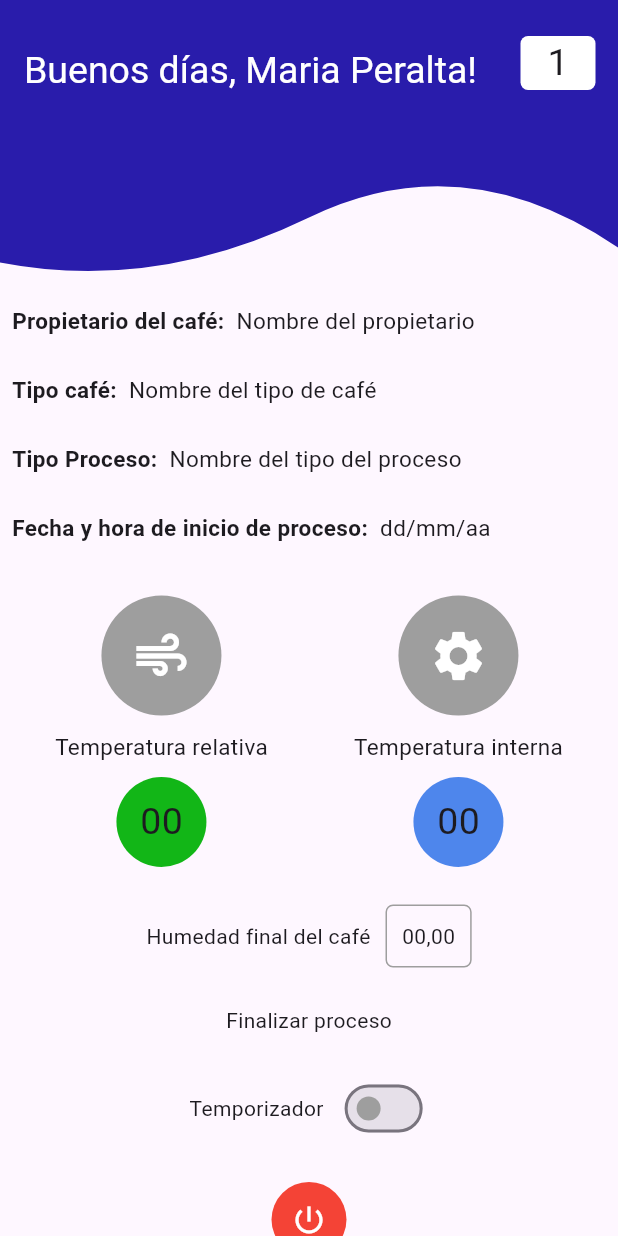
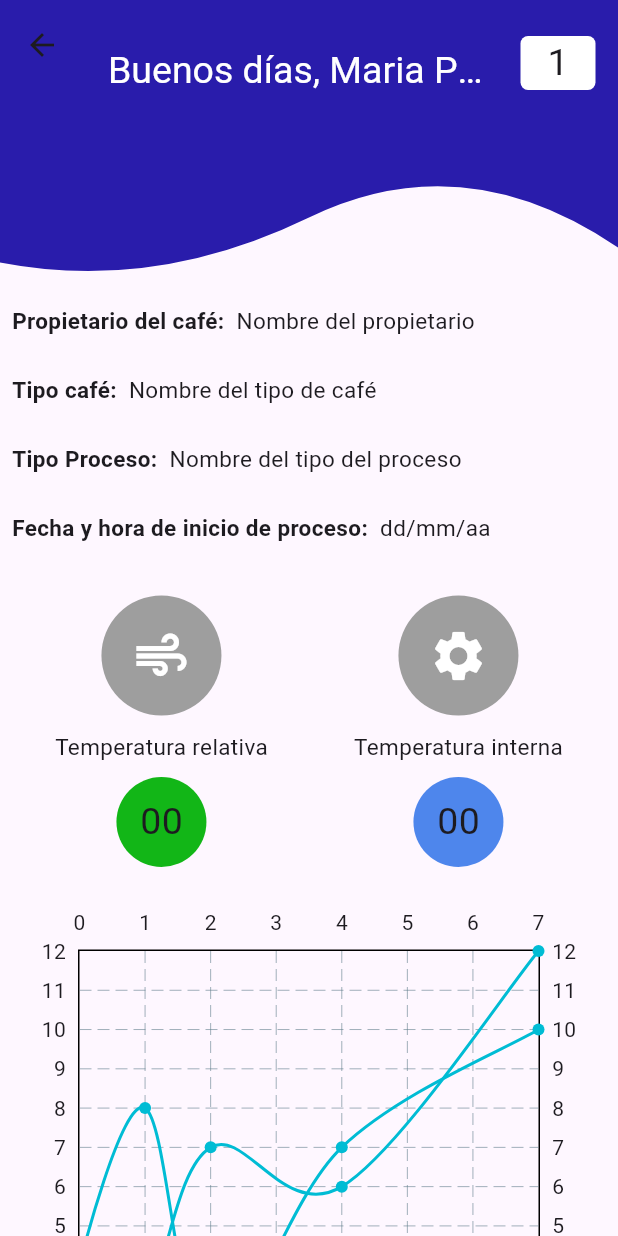
Before and after one commit to ChexTP/appMovilCoffe, a Flutter app: the InformeMaquinaScreen screen opened directly, on a phone screen of 412 x 824 dp. Run offline on Flutter 3.47's test engine with Material 3 defaults, Android fonts, the phone set to English and light mode, and no system bars; drawn by our look-alikes of fl_chart; our stand-ins replace curved_navigation_bar.

```diff
--- a/analysis_options.yaml
+++ b/analysis_options.yaml
@@ -2,3 +2,4 @@ include: package:flutter_lints/flutter.yaml
 analyzer:
   errors:
     prefer_final_fields: ignore
+    file_names: ignore
--- a/lib/main.dart
+++ b/lib/main.dart
@@ -1,6 +1,7 @@
 import 'package:app_movil_coffe/src/screens/home_screen.dart';
 import 'package:app_movil_coffe/src/screens/informe_maquina_screen.dart';
 import 'package:app_movil_coffe/src/screens/informe_screen.dart';
+import 'package:app_movil_coffe/src/screens/login_screen.dart';
 
 import 'package:flutter/material.dart';
 
@@ -17,7 +18,7 @@ class MainApp extends StatelessWidget {
       debugShowCheckedModeBanner: false,
       home: Scaffold(
         backgroundColor: Colors.white,
-        body: InformeMaquinaScreen(),
+        body: HomeScreen(),
       ),
     );
   }
--- /dev/null
+++ b/lib/src/Widgets/grafica_widget.dart
@@ -0,0 +1,38 @@
+import 'package:flutter/material.dart';
+import 'package:fl_chart/fl_chart.dart';
+
+class LinealCharts extends StatelessWidget {
+  const LinealCharts({super.key});
+
+  @override
+  Widget build(BuildContext context) {
+    return Center(
+      child: SizedBox(
+        height: 350.0,
+        child: LineChart(
+          LineChartData(
+            lineBarsData: [
+              LineChartBarData(
+                spots: [
+                  const FlSpot(0, 1),
+                  const FlSpot(1, 3),
+                  const FlSpot(2, 7),
+                  const FlSpot(4, 6),
+                  const FlSpot(7, 12),
+                ],
+                isCurved: true,
+              ),
+              LineChartBarData(spots: [
+                const FlSpot(0, 4),
+                const FlSpot(1, 8),
+                const FlSpot(2, 2),
+                const FlSpot(4, 7),
+                const FlSpot(7, 10),
+              ], isCurved: true),
+            ],
+          ),
+        ),
+      ),
+    );
+  }
+}
--- a/lib/src/screens/home_screen.dart
+++ b/lib/src/screens/home_screen.dart
@@ -68,8 +68,9 @@ class _HomeScreenState extends State<HomeScreen> {
                   crossAxisSpacing: 10,
                   mainAxisSpacing: 20,
                   shrinkWrap: true,
-                  children:
-                      maquina.map((maquina) => buildCard(maquina)).toList(),
+                  children: maquina
+                      .map((maquina) => buildCard(maquina, true))
+                      .toList(),
                 ),
               ),
             ),
--- a/lib/src/screens/informe_maquina_screen.dart
+++ b/lib/src/screens/informe_maquina_screen.dart
@@ -1,4 +1,5 @@
 import 'package:app_movil_coffe/src/Widgets/curva_appbar.dart';
+import 'package:app_movil_coffe/src/Widgets/grafica_widget.dart';
 import 'package:flutter/material.dart';
 
 /// Pantalla principal que muestra el informe de la máquina.
@@ -213,8 +214,12 @@ class _InformeMaquinaScreenState extends State<InformeMaquinaScreen> {
                       ],
                     ),
                     const SizedBox(height: 25),
-
+                    //Grafica Lineal
+                    const Column(children: [LinealCharts()]),
                     // Información sobre la humedad final del café.
+                    const SizedBox(
+                      height: 25,
+                    ),
                     Center(
                       child: Row(
                         mainAxisAlignment: MainAxisAlignment.center,
--- a/pubspec.yaml
+++ b/pubspec.yaml
@@ -9,8 +9,10 @@ environment:
 dependencies:
   charts_flutter: ^0.12.0
   curved_navigation_bar: ^1.0.6
+  fl_chart: ^0.68.0
   flutter:
     sdk: flutter
+  simple_animations: ^5.0.2
 dev_dependencies:
   flutter_test:
     sdk: flutter
```
Also changed, not shown: lib/Animations/FadeAnimation.dart (added, +34 -0 lines), lib/src/Widgets/card_build.dart (+13 -3 lines), lib/src/screens/datos_screen.dart (+42 -42 lines), lib/src/screens/informe_screen.dart (+19 -9 lines), lib/src/screens/login_screen.dart (+102 -49 lines), lib/src/screens/maquina_screens.dart (+32 -32 lines), lib/src/screens/seguimiento_screen.dart (+37 -38 lines), lib/src/screens/usuario_screen.dart (+58 -58 lines), pubspec.lock.
